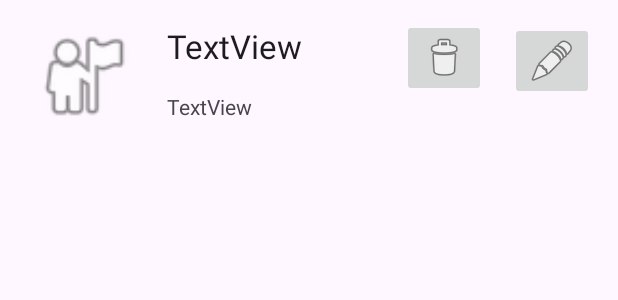
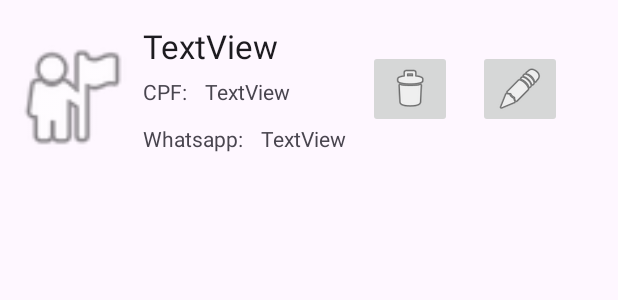
Before and after one commit to matheusEmanoels/Cadastro, an Android app: the layout elemento_lista.xml on its own in the app's theme, with its tools: preview values and no code run, on a phone screen of 412 x 824 dp. Shown: the top 300 px of the screen. Run offline under Robolectric (Android 15) with nearby library versions, the phone set to English and light mode, and no system bars.

Commit message:
Adiciona o campo CPF ao sistema

```diff
--- a/app/src/main/java/br/edu/utfpr/usandosqlite/adapter/ElementoListaAdapter.kt
+++ b/app/src/main/java/br/edu/utfpr/usandosqlite/adapter/ElementoListaAdapter.kt
@@ -17,6 +17,7 @@ import br.edu.utfpr.usandosqlite.R
 import br.edu.utfpr.usandosqlite.database.DatabaseHandler
 import br.edu.utfpr.usandosqlite.database.DatabaseHandler.Companion.ID
 import br.edu.utfpr.usandosqlite.database.DatabaseHandler.Companion.NOME
+import br.edu.utfpr.usandosqlite.database.DatabaseHandler.Companion.CPF
 import br.edu.utfpr.usandosqlite.database.DatabaseHandler.Companion.TELEFONE
 import br.edu.utfpr.usandosqlite.entity.Cadastro
 
@@ -34,6 +35,7 @@ class ElementoListaAdapter (val context : Context, val cursor : Cursor) : BaseAd
         return Cadastro(
             cursor.getInt(ID),
             cursor.getString(NOME),
+            cursor.getString(CPF),
             cursor.getString(TELEFONE)
         )
 
@@ -51,6 +53,7 @@ class ElementoListaAdapter (val context : Context, val cursor : Cursor) : BaseAd
         val v = inflater.inflate(R.layout.elemento_lista, null)
 
         val tvNomeElementoLista = v.findViewById<TextView>(R.id.tvElementoLista)
+        val tvCpfElementoLita = v.findViewById<TextView>(R.id.tvCpfElementoLista)
         val tvTelefoneElementoLita = v.findViewById<TextView>(R.id.tvTelefoneElementoLista)
         val btExcluirElementoLista = v.findViewById<ImageButton>(R.id.btExcluirElementoLista)
         val btEditarElementoLista = v.findViewById<ImageButton>(R.id.btEditarElementoLista)
@@ -61,6 +64,7 @@ class ElementoListaAdapter (val context : Context, val cursor : Cursor) : BaseAd
         cursor.moveToPosition(position)
 
         tvNomeElementoLista.setText( cursor.getString(NOME))
+        tvCpfElementoLita.setText(cursor.getString(CPF))
         tvTelefoneElementoLita.setText( cursor.getString(TELEFONE))
 
         btExcluirElementoLista.setOnClickListener{
@@ -82,6 +86,7 @@ class ElementoListaAdapter (val context : Context, val cursor : Cursor) : BaseAd
 
             intent.putExtra("cod", cursor.getInt(ID))
             intent.putExtra("nome", cursor.getInt(NOME))
+            intent.putExtra("cpf", cursor.getString(CPF))
             intent.putExtra("telefone", cursor.getInt(TELEFONE))
 
             context.startActivity(intent)
--- a/app/src/main/java/br/edu/utfpr/usandosqlite/entity/Cadastro.kt
+++ b/app/src/main/java/br/edu/utfpr/usandosqlite/entity/Cadastro.kt
@@ -1,4 +1,4 @@
 package br.edu.utfpr.usandosqlite.entity
 
-class Cadastro(var _id : Int, var nome : String, var telefone : String) {
+class Cadastro(var _id : Int, var nome : String, var cpf : String,var telefone : String) {
 }
--- a/app/src/main/res/layout/elemento_lista.xml
+++ b/app/src/main/res/layout/elemento_lista.xml
@@ -7,9 +7,9 @@
 
     <ImageView
         android:id="@+id/imageView"
-        android:layout_width="79dp"
-        android:layout_height="69dp"
-        android:layout_marginStart="16dp"
+        android:layout_width="83dp"
+        android:layout_height="97dp"
+        android:layout_marginStart="6dp"
         android:layout_marginTop="16dp"
         app:layout_constraintStart_toStartOf="parent"
         app:layout_constraintTop_toTopOf="parent"
@@ -19,7 +19,7 @@
         android:id="@+id/tvElementoLista"
         android:layout_width="wrap_content"
         android:layout_height="wrap_content"
-        android:layout_marginStart="16dp"
+        android:layout_marginStart="6dp"
         android:layout_marginTop="16dp"
         android:text="TextView"
         android:textAppearance="@style/TextAppearance.AppCompat.Large"
@@ -30,33 +30,68 @@
         android:id="@+id/tvTelefoneElementoLista"
         android:layout_width="wrap_content"
         android:layout_height="wrap_content"
-        android:layout_marginStart="16dp"
-        android:layout_marginTop="16dp"
+        android:layout_marginStart="12dp"
+        android:layout_marginTop="12dp"
         android:text="TextView"
-        app:layout_constraintStart_toEndOf="@+id/imageView"
-        app:layout_constraintTop_toBottomOf="@+id/tvElementoLista" />
+        app:layout_constraintStart_toEndOf="@+id/tvTelefone"
+        app:layout_constraintTop_toBottomOf="@+id/tvCpfElementoLista" />
 
     <ImageButton
         android:id="@+id/btExcluirElementoLista"
         android:layout_width="wrap_content"
         android:layout_height="wrap_content"
-        android:layout_marginEnd="16dp"
-        android:layout_marginBottom="16dp"
+        android:layout_marginStart="52dp"
+        android:layout_marginTop="6dp"
+        android:layout_marginBottom="6dp"
         app:layout_constraintBottom_toBottomOf="@+id/tvTelefoneElementoLista"
-        app:layout_constraintEnd_toStartOf="@+id/btEditarElementoLista"
+        app:layout_constraintStart_toEndOf="@+id/tvCpfElementoLista"
         app:layout_constraintTop_toTopOf="@+id/tvElementoLista"
-        app:layout_constraintVertical_bias="1.0"
+        app:layout_constraintVertical_bias="0.521"
         app:srcCompat="@android:drawable/ic_menu_delete" />
 
     <ImageButton
         android:id="@+id/btEditarElementoLista"
         android:layout_width="wrap_content"
         android:layout_height="wrap_content"
-        android:layout_marginEnd="16dp"
-        android:layout_marginBottom="16dp"
-        app:layout_constraintBottom_toBottomOf="@+id/tvTelefoneElementoLista"
+        android:layout_marginStart="12dp"
+        android:layout_marginEnd="32dp"
+        app:layout_constraintBottom_toBottomOf="@+id/btExcluirElementoLista"
         app:layout_constraintEnd_toEndOf="parent"
-        app:layout_constraintTop_toTopOf="@+id/tvElementoLista"
+        app:layout_constraintStart_toEndOf="@+id/btExcluirElementoLista"
+        app:layout_constraintTop_toTopOf="@+id/btExcluirElementoLista"
+        app:layout_constraintVertical_bias="0.0"
         app:srcCompat="@android:drawable/ic_menu_edit" />
 
+    <TextView
+        android:id="@+id/tvCpfElementoLista"
+        android:layout_width="wrap_content"
+        android:layout_height="wrap_content"
+        android:layout_marginStart="12dp"
+        android:layout_marginTop="6dp"
+        android:layout_marginBottom="6dp"
+        android:text="TextView"
+        app:layout_constraintBottom_toTopOf="@+id/tvTelefoneElementoLista"
+        app:layout_constraintStart_toEndOf="@+id/tvCpf"
+        app:layout_constraintTop_toBottomOf="@+id/tvElementoLista" />
+
+    <TextView
+        android:id="@+id/tvCpf"
+        android:layout_width="wrap_content"
+        android:layout_height="wrap_content"
+        android:layout_marginStart="6dp"
+        android:layout_marginTop="6dp"
+        android:text="CPF:"
+        app:layout_constraintStart_toEndOf="@+id/imageView"
+        app:layout_constraintTop_toBottomOf="@+id/tvElementoLista" />
+
+    <TextView
+        android:id="@+id/tvTelefone"
+        android:layout_width="wrap_content"
+        android:layout_height="wrap_content"
+        android:layout_marginStart="6dp"
+        android:layout_marginTop="12dp"
+        android:text="Whatsapp:"
+        app:layout_constraintStart_toEndOf="@+id/imageView"
+        app:layout_constraintTop_toBottomOf="@+id/tvCpf" />
+
 </androidx.constraintlayout.widget.ConstraintLayout>
```
Also changed, not shown: app/src/main/java/br/edu/utfpr/usandosqlite/MainActivity.kt (+6 -9 lines), app/src/main/java/br/edu/utfpr/usandosqlite/database/DatabaseHandler.kt (+12 -6 lines), app/src/main/res/layout/activity_main.xml (+17 -8 lines).
